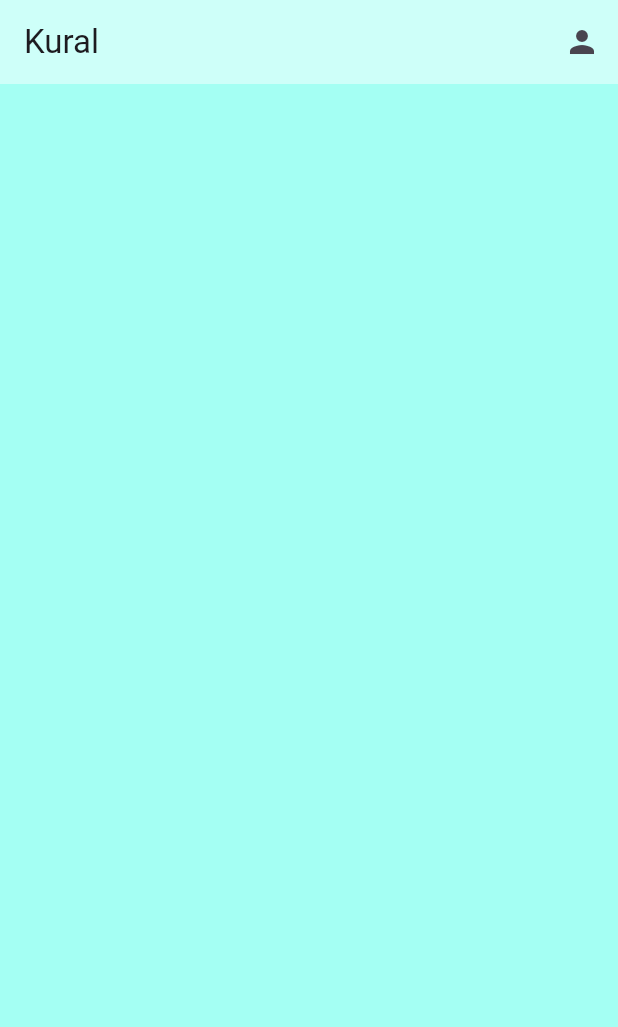
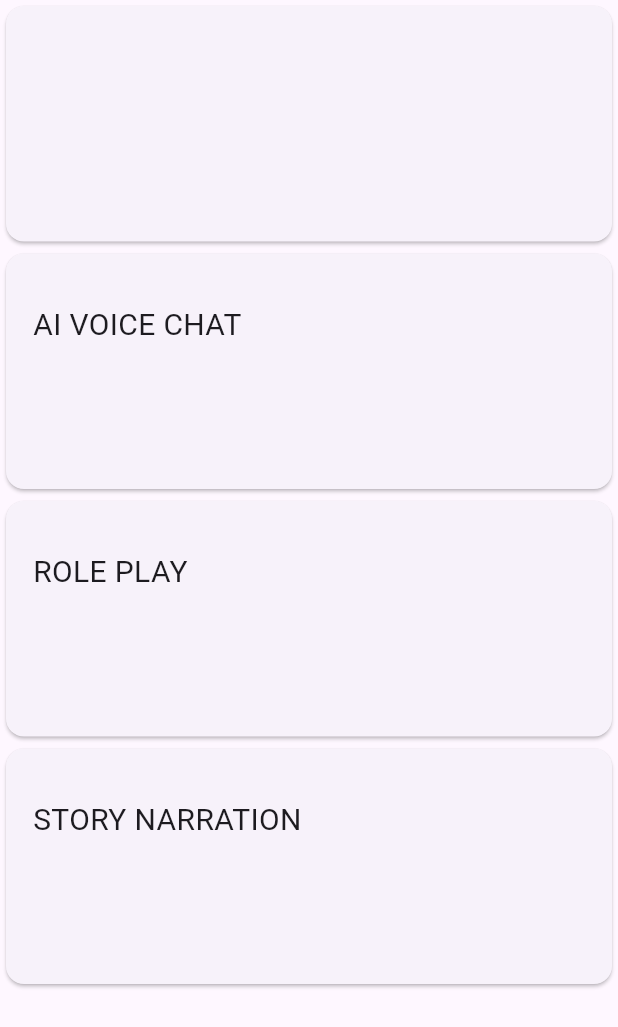
Before and after one commit to kathirvel123/kural, a Flutter app: the Homepage screen opened directly, on a phone screen of 412 x 824 dp. Shown: the top 1027 px of the screen. Run offline on Flutter 3.47's test engine with Material 3 defaults, Android fonts, the light colour scheme and no system bars; our stand-ins replace google_fonts, icons_plus.

Commit message:
[Created]:Menu and Homepage

```diff
--- /dev/null
+++ b/frontend/myapp/lib/Models/cardmodel.dart
@@ -0,0 +1,10 @@
+class Cardmodel {
+  String name;
+  String icon;
+  String col;
+  Cardmodel({
+    required this.name,
+    required this.icon,
+    required this.col,
+  });
+}
--- a/frontend/myapp/lib/Pages/Homepage.dart
+++ b/frontend/myapp/lib/Pages/Homepage.dart
@@ -1,4 +1,6 @@
 import 'package:flutter/material.dart';
+import 'package:myapp/Models/cardmodel.dart';
+import 'package:myapp/widgets/CustomCard.dart';
 
 class Homepage extends StatefulWidget {
   const Homepage({super.key});
@@ -8,18 +10,23 @@ class Homepage extends StatefulWidget {
 }
 
 class _HomepageState extends State<Homepage> {
+  List<Cardmodel> Cards = [
+    Cardmodel(name: "", icon: "person", col: "ff7096"),
+    Cardmodel(name: "AI VOICE CHAT", icon: "person", col: "ff7096"),
+    Cardmodel(name: "ROLE PLAY", icon: "person", col: "ff7096"),
+    Cardmodel(name: "STORY NARRATION", icon: "person", col: "ff7096"),
+  ];
+
   @override
   Widget build(BuildContext context) {
     return Scaffold(
-      backgroundColor: Color(0xFFa4fff3),
-      appBar: AppBar(
-        title: Text("Kural"),
-        backgroundColor: Color(0xFFcefff9),
-        actions: [
-          Builder(builder: (context)=>IconButton(onPressed: (){}, icon: Icon(Icons.person)))
-        ],
+      body: ListView.builder(
+        itemCount: Cards.length,
+        itemBuilder: (context, index) => Customcard(
+          cardmodel: Cards[index],
+          key: null,
+        ),
       ),
-
     );
   }
 }
--- a/frontend/myapp/lib/Pages/signup.dart
+++ b/frontend/myapp/lib/Pages/signup.dart
@@ -1,6 +1,6 @@
 import 'package:flutter/material.dart';
 import 'package:icons_plus/icons_plus.dart';
-import 'package:myapp/Pages/Homepage.dart';
+import 'package:myapp/Pages/Mainpage.dart';
 import 'package:myapp/Pages/signin.dart';
 import 'package:myapp/themes/theme.dart';
 import 'package:myapp/widgets/custom_scaffold.dart';
@@ -188,10 +188,10 @@ class _SignUpScreenState extends State<SignUpScreen> {
                           onPressed: () {
                             if (_formSignupKey.currentState!.validate() &&
                                 agreePersonalData) {
-                             Navigator.pushReplacement(
+                              Navigator.pushReplacement(
                                 context,
                                 MaterialPageRoute(
-                                    builder: (context) => const Homepage()),
+                                    builder: (context) => const Mainpage()),
                               );
                             } else if (!agreePersonalData) {
                               ScaffoldMessenger.of(context).showSnackBar(
--- a/frontend/myapp/lib/main.dart
+++ b/frontend/myapp/lib/main.dart
@@ -1,5 +1,5 @@
 import 'package:flutter/material.dart';
-import 'package:myapp/Pages/Homepage.dart';
+import 'package:myapp/Pages/Mainpage.dart';
 import 'package:myapp/Pages/Loginpage.dart';
 import 'package:myapp/Pages/welcomepage.dart';
 
@@ -15,7 +15,7 @@ class MyApp extends StatelessWidget {
   Widget build(BuildContext context) {
     return MaterialApp(
       debugShowCheckedModeBanner: false,
-      home:Welcomepage() ,
+      home: Welcomepage(),
     );
   }
 }
--- /dev/null
+++ b/frontend/myapp/lib/widgets/CustomCard.dart
@@ -0,0 +1,35 @@
+import 'package:flutter/material.dart';
+
+class Customcard extends StatefulWidget {
+  const Customcard({Key? key, required this.cardmodel}) : super(key: key);
+
+  final cardmodel;
+
+  @override
+  State<Customcard> createState() => _CustomcardState();
+}
+// ignore: prefer_interpolation_to_compose_strings
+
+class _CustomcardState extends State<Customcard> {
+  @override
+  Widget build(BuildContext context) {
+    return InkWell(
+        onTap: () {},
+        child: Container(
+          width: double.infinity,
+          height: 165,
+          child: Card(
+            child: Padding(
+              padding: const EdgeInsets.all(8.0),
+              child: Padding(
+                padding: const EdgeInsets.only(top: 25, left: 10),
+                child: Text(
+                  widget.cardmodel.name,
+                  style: TextStyle(fontSize: 20),
+                ),
+              ),
+            ),
+          ),
+        ));
+  }
+}
```
Also changed, not shown: frontend/myapp/lib/Pages/Mainpage.dart (added, +59 -0 lines), frontend/myapp/lib/Pages/Navbar.dart (added, +58 -0 lines), frontend/myapp/lib/Pages/Streakcalender.dart (added, +12 -0 lines), frontend/myapp/lib/Pages/progress.dart (added, +12 -0 lines), frontend/myapp/lib/Pages/signin.dart (+4 -3 lines), frontend/myapp/lib/widgets/custom_scaffold.dart (+6 -3 lines).
